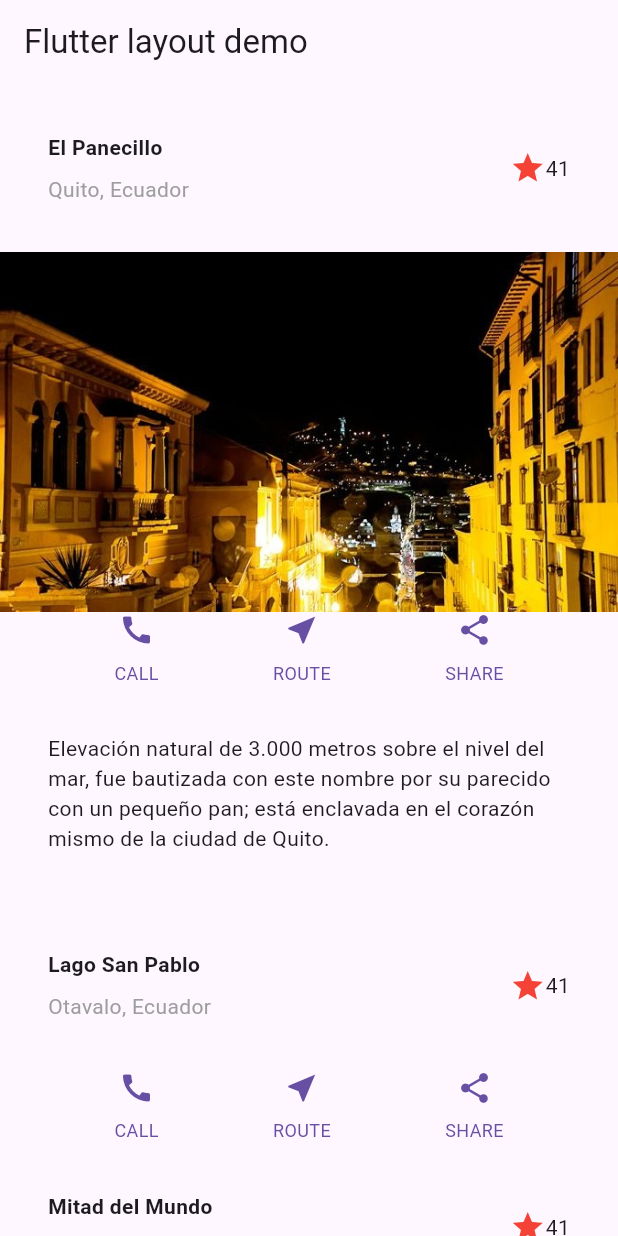
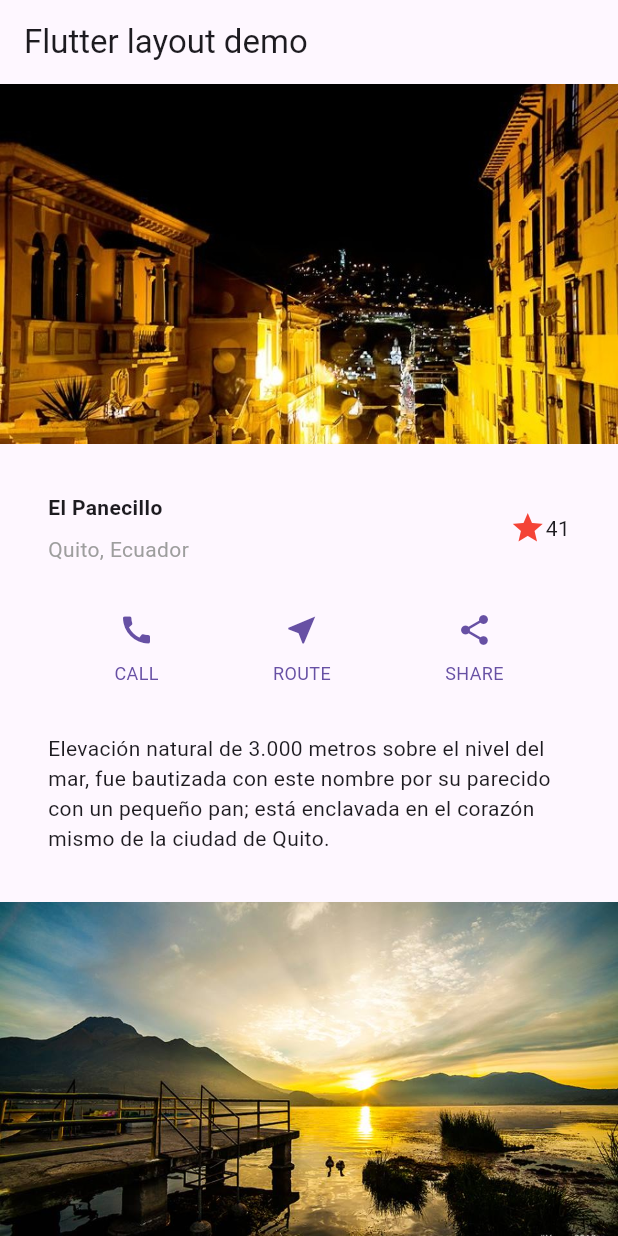
Before and after one commit to SanguchoMela/places_flutter, a Flutter app: the screen it shows after launch, on a phone screen of 412 x 824 dp. Run offline on Flutter 3.47's test engine with Material 3 defaults, Android fonts, the phone set to English and light mode, and no system bars.

Commit message:
5 places

```diff
--- a/lib/main.dart
+++ b/lib/main.dart
@@ -17,25 +17,39 @@ class MyApp extends StatelessWidget {
         body: const SingleChildScrollView(
           child: Column(
             children: [
-              // TitleSection(
-              //     name: "Oeschinen Lake Campground",
-              //     location: "Kandersteng, Switzerland"),
+              ImageSection(image: "images/panecillo.jpg"),
               TitleSection(name: "El Panecillo", location: "Quito, Ecuador"),
-              ImageSection(image: "images/panecillo.jpg"),
               ButtonSection(),
               TextSection(
                   description:
                       "Elevación natural de 3.000 metros sobre el nivel del mar, fue bautizada con este nombre por su parecido con un pequeño pan; está enclavada en el corazón mismo de la ciudad de Quito."),
+              ImageSection(image: "images/lagoSanPablo.jpg"),
               TitleSection(
                   name: "Lago San Pablo", location: "Otavalo, Ecuador"),
               ButtonSection(),
+              TextSection(
+                  description:
+                      "La Mama Imbakucha o Lago San Pablo (2.660 msnm) es el más grande del Ecuador. Su cuenca hidrográfica encierra uno de los paisajes culturales más impresionantes del país"),
+              ImageSection(image: "images/mitadMundo.jpg"),
               TitleSection(name: "Mitad del Mundo", location: "Quito, Ecuador"),
               ButtonSection(),
-              TitleSection(name: "Galápagos", location: "Galápagos, Ecuador"),
+              TextSection(
+                  description:
+                      "La Mitad del Mundo es un sitio icónico del Ecuador, ya que el país toma el nombre de la Línea Ecuatorial, una línea imaginaria que divide al planeta en hemisferio norte y sur."),
+              ImageSection(image: "images/cuicocha.jpg"),
+              TitleSection(
+                  name: "Laguna de Cuicocha", location: "Cotacachi, Ecuador"),
               ButtonSection(),
+              TextSection(
+                  description:
+                      "La majestuosa y ecológica Laguna de Cuicocha (Tsui-Cocha), denominada “Laguna de los Dioses” está ubicada 12 Km. al Sur Oeste de Cotacachi y 14 Km. de Otavalo, con una altitud de 3.068 m.s.n.m., forma parte de la Reserva Cotacachi-Cayapas, que se ubica entre las provincias de Imbabura y Esmeraldas."),
+              ImageSection(image: "images/atacames.jpg"),
               TitleSection(
-                  name: "Malecón 2000", location: "Guayaquil, Ecuador"),
+                  name: "Playa de Atacames", location: "Atacames, Ecuador"),
               ButtonSection(),
+              TextSection(
+                  description:
+                      "La playa de Atacames tiene una extensión aproximada de 5 a 6 kilómetros y 500 metros de amplitud, pertenece a la zona de vida bosque seco tropical y esta bordeada por cocoteros aunque escasamente se puede encontrar especies arbóreas ornamentales y pastizal.")
             ],
           ),
         ),
@@ -189,11 +203,6 @@ class ImageSection extends StatelessWidget {
 
   @override
   Widget build(BuildContext context) {
-    return Image.asset(
-      image,
-      width: 600,
-      height: 240,
-      fit: BoxFit.cover,
-    );
+    return Image.asset(image, width: 600, height: 240, fit: BoxFit.cover);
   }
 }
```
Also changed, not shown: pubspec.yaml (+7 -5 lines), images/atacames.jpg (added), images/cuicocha.jpg (added), images/lagoSanPablo.jpg (added), images/mitadMundo.jpg (added), pubspec.lock.
